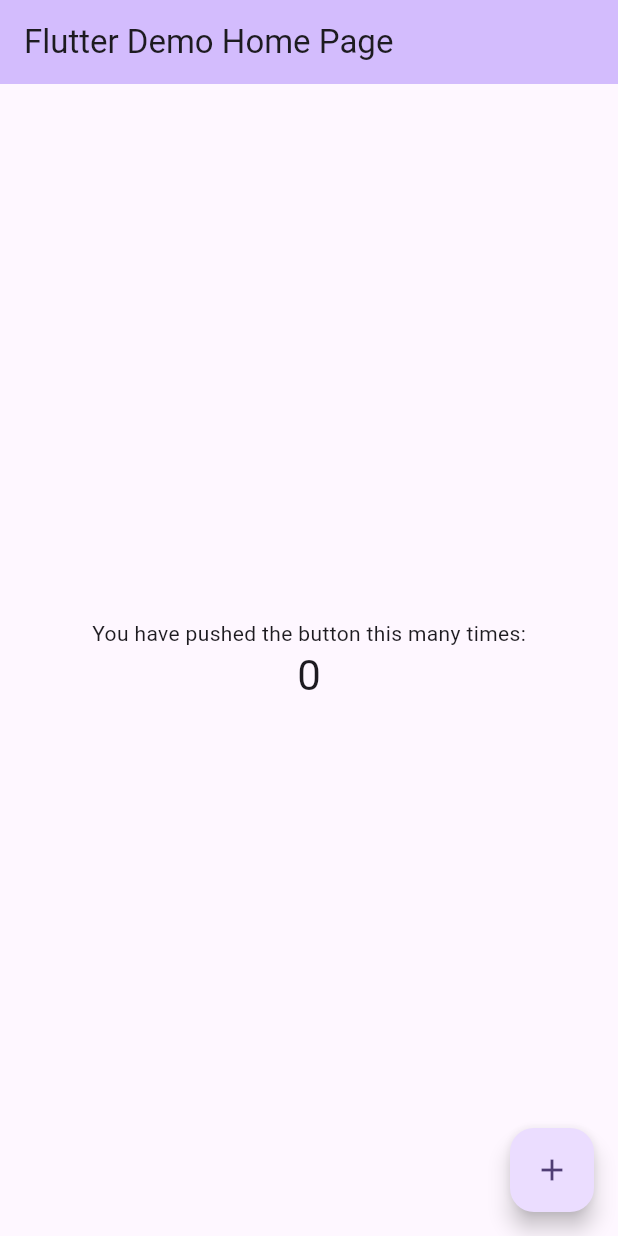
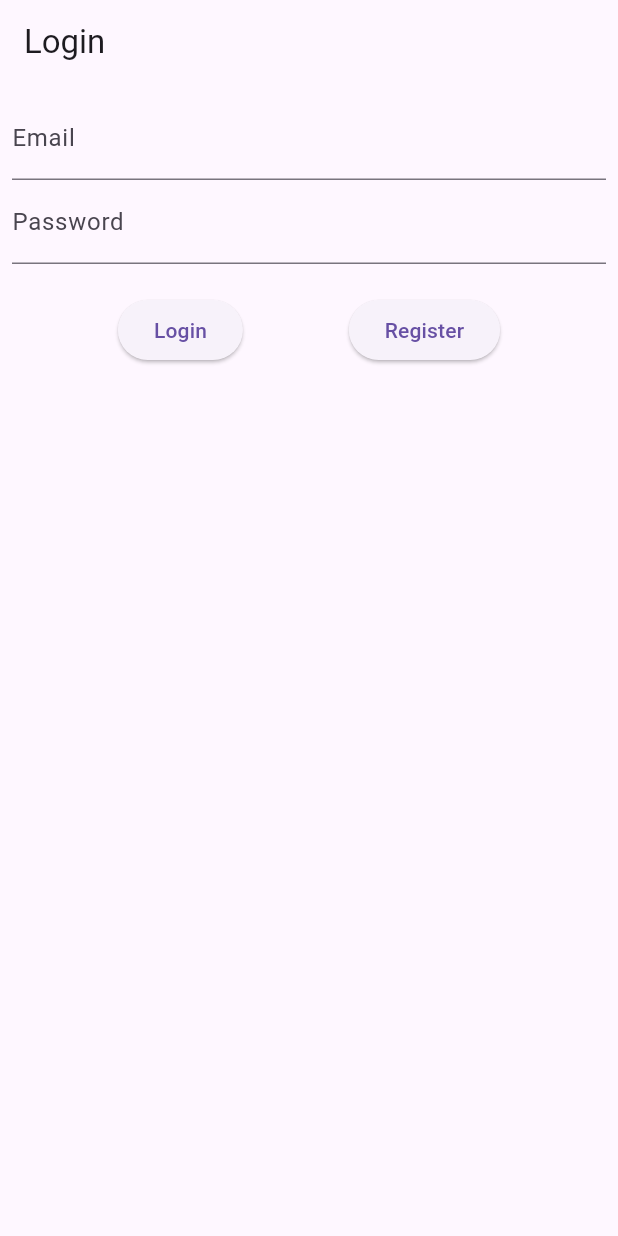
Before and after one commit to mcarney7/mad_cw6, a Flutter app: the screen it shows after launch, on a phone screen of 412 x 824 dp. Run offline on Flutter 3.47's test engine with Material 3 defaults, Android fonts, the phone set to English and light mode, and no system bars; our stand-ins replace cloud_firestore, firebase_auth, firebase_core; accounts and stored records are empty.

Commit message:
Saving chnages before upgrading flutter.

```diff
--- /dev/null
+++ b/lib/login_screen.dart
@@ -0,0 +1,79 @@
+import 'package:flutter/material.dart';
+import 'package:firebase_auth/firebase_auth.dart';
+import 'task_list_screen.dart';
+
+class LoginScreen extends StatefulWidget {
+  @override
+  _LoginScreenState createState() => _LoginScreenState();
+}
+
+class _LoginScreenState extends State<LoginScreen> {
+  final FirebaseAuth _auth = FirebaseAuth.instance;
+  final TextEditingController _emailController = TextEditingController();
+  final TextEditingController _passwordController = TextEditingController();
+
+  // Login method using Firebase Authentication
+  Future<void> _login() async {
+    try {
+      await _auth.signInWithEmailAndPassword(
+        email: _emailController.text,
+        password: _passwordController.text,
+      );
+      Navigator.of(context).pushReplacement(
+          MaterialPageRoute(builder: (context) => TaskListScreen()));
+    } catch (e) {
+      print('Login failed: $e');
+    }
+  }
+
+  // Register method for new users
+  Future<void> _register() async {
+    try {
+      await _auth.createUserWithEmailAndPassword(
+        email: _emailController.text,
+        password: _passwordController.text,
+      );
+      Navigator.of(context).pushReplacement(
+          MaterialPageRoute(builder: (context) => TaskListScreen()));
+    } catch (e) {
+      print('Registration failed: $e');
+    }
+  }
+
+  @override
+  Widget build(BuildContext context) {
+    return Scaffold(
+      appBar: AppBar(title: Text('Login')),
+      body: Padding(
+        padding: const EdgeInsets.all(8.0),
+        child: Column(
+          children: [
+            TextField(
+              controller: _emailController,
+              decoration: InputDecoration(labelText: 'Email'),
+            ),
+            TextField(
+              controller: _passwordController,
+              decoration: InputDecoration(labelText: 'Password'),
+              obscureText: true,
+            ),
+            SizedBox(height: 20),
+            Row(
+              mainAxisAlignment: MainAxisAlignment.spaceEvenly,
+              children: [
+                ElevatedButton(
+                  onPressed: _login,
+                  child: Text('Login'),
+                ),
+                ElevatedButton(
+                  onPressed: _register,
+                  child: Text('Register'),
+                ),
+              ],
+            ),
+          ],
+        ),
+      ),
+    );
+  }
+}
--- a/lib/main.dart
+++ b/lib/main.dart
@@ -1,125 +1,23 @@
 import 'package:flutter/material.dart';
+import 'package:firebase_core/firebase_core.dart';
+import 'login_screen.dart';
 
-void main() {
-  runApp(const MyApp());
+void main() async {
+  WidgetsFlutterBinding.ensureInitialized();
+  await Firebase.initializeApp();  // Initializes Firebase
+  runApp(MyApp());
 }
 
+// Main Application widget
 class MyApp extends StatelessWidget {
-  const MyApp({super.key});
-
-  // This widget is the root of your application.
   @override
   Widget build(BuildContext context) {
     return MaterialApp(
-      title: 'Flutter Demo',
+      title: 'Task Manager',
       theme: ThemeData(
-        // This is the theme of your application.
-        //
-        // TRY THIS: Try running your application with "flutter run". You'll see
-        // the application has a purple toolbar. Then, without quitting the app,
-        // try changing the seedColor in the colorScheme below to Colors.green
-        // and then invoke "hot reload" (save your changes or press the "hot
-        // reload" button in a Flutter-supported IDE, or press "r" if you used
-        // the command line to start the app).
-        //
-        // Notice that the counter didn't reset back to zero; the application
-        // state is not lost during the reload. To reset the state, use hot
-        // restart instead.
-        //
-        // This works for code too, not just values: Most code changes can be
-        // tested with just a hot reload.
-        colorScheme: ColorScheme.fromSeed(seedColor: Colors.deepPurple),
-        useMaterial3: true,
+        primarySwatch: Colors.blue,
       ),
-      home: const MyHomePage(title: 'Flutter Demo Home Page'),
+      home: LoginScreen(),  // Directs to the login screen
     );
   }
 }
-
-class MyHomePage extends StatefulWidget {
-  const MyHomePage({super.key, required this.title});
-
-  // This widget is the home page of your application. It is stateful, meaning
-  // that it has a State object (defined below) that contains fields that affect
-  // how it looks.
-
-  // This class is the configuration for the state. It holds the values (in this
-  // case the title) provided by the parent (in this case the App widget) and
-  // used by the build method of the State. Fields in a Widget subclass are
-  // always marked "final".
-
-  final String title;
-
-  @override
-  State<MyHomePage> createState() => _MyHomePageState();
-}
-
-class _MyHomePageState extends State<MyHomePage> {
-  int _counter = 0;
-
-  void _incrementCounter() {
-    setState(() {
-      // This call to setState tells the Flutter framework that something has
-      // changed in this State, which causes it to rerun the build method below
-      // so that the display can reflect the updated values. If we changed
-      // _counter without calling setState(), then the build method would not be
-      // called again, and so nothing would appear to happen.
-      _counter++;
-    });
-  }
-
-  @override
-  Widget build(BuildContext context) {
-    // This method is rerun every time setState is called, for instance as done
-    // by the _incrementCounter method above.
-    //
-    // The Flutter framework has been optimized to make rerunning build methods
-    // fast, so that you can just rebuild anything that needs updating rather
-    // than having to individually change instances of widgets.
-    return Scaffold(
-      appBar: AppBar(
-        // TRY THIS: Try changing the color here to a specific color (to
-        // Colors.amber, perhaps?) and trigger a hot reload to see the AppBar
-        // change color while the other colors stay the same.
-        backgroundColor: Theme.of(context).colorScheme.inversePrimary,
-        // Here we take the value from the MyHomePage object that was created by
-        // the App.build method, and use it to set our appbar title.
-        title: Text(widget.title),
-      ),
-      body: Center(
-        // Center is a layout widget. It takes a single child and positions it
-        // in the middle of the parent.
-        child: Column(
-          // Column is also a layout widget. It takes a list of children and
-          // arranges them vertically. By default, it sizes itself to fit its
-          // children horizontally, and tries to be as tall as its parent.
-          //
-          // Column has various properties to control how it sizes itself and
-          // how it positions its children. Here we use mainAxisAlignment to
-          // center the children vertically; the main axis here is the vertical
-          // axis because Columns are vertical (the cross axis would be
-          // horizontal).
-          //
-          // TRY THIS: Invoke "debug painting" (choose the "Toggle Debug Paint"
-          // action in the IDE, or press "p" in the console), to see the
-          // wireframe for each widget.
-          mainAxisAlignment: MainAxisAlignment.center,
-          children: <Widget>[
-            const Text(
-              'You have pushed the button this many times:',
-            ),
-            Text(
-              '$_counter',
-              style: Theme.of(context).textTheme.headlineMedium,
-            ),
-          ],
-        ),
-      ),
-      floatingActionButton: FloatingActionButton(
-        onPressed: _incrementCounter,
-        tooltip: 'Increment',
-        child: const Icon(Icons.add),
-      ), // This trailing comma makes auto-formatting nicer for build methods.
-    );
-  }
-}
```
Also changed, not shown: lib/task_list_screen.dart (added, +110 -0 lines), pubspec.yaml (+15 -71 lines), lib/firebase_options.dart, pubspec.lock, 1 other file.
